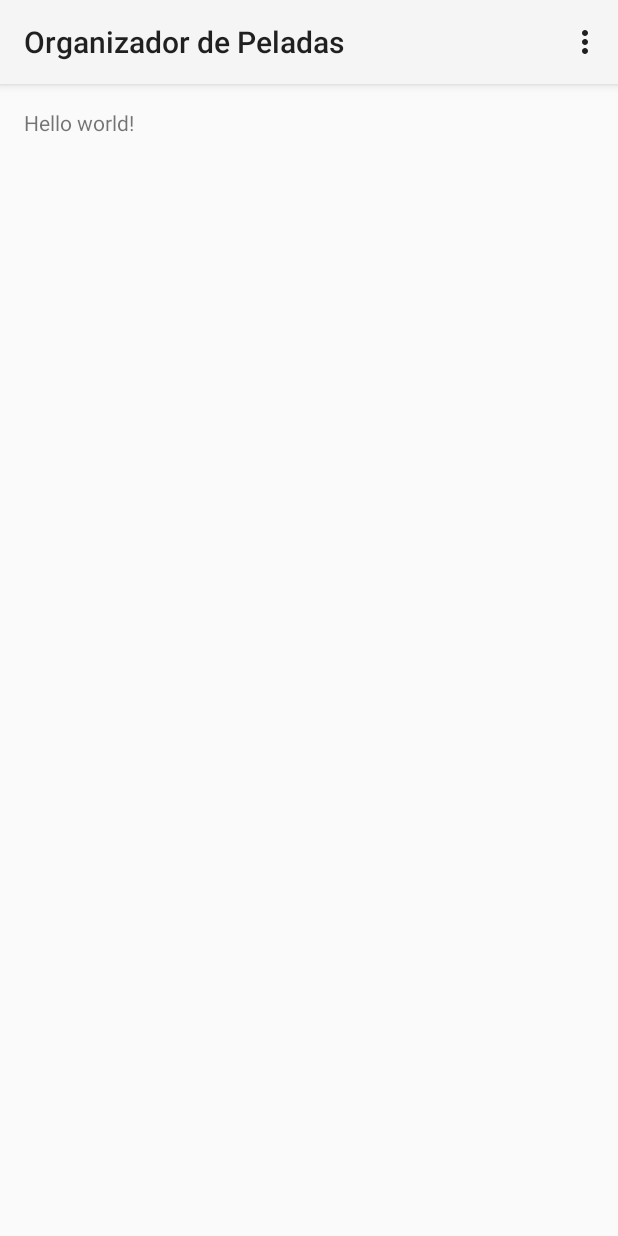
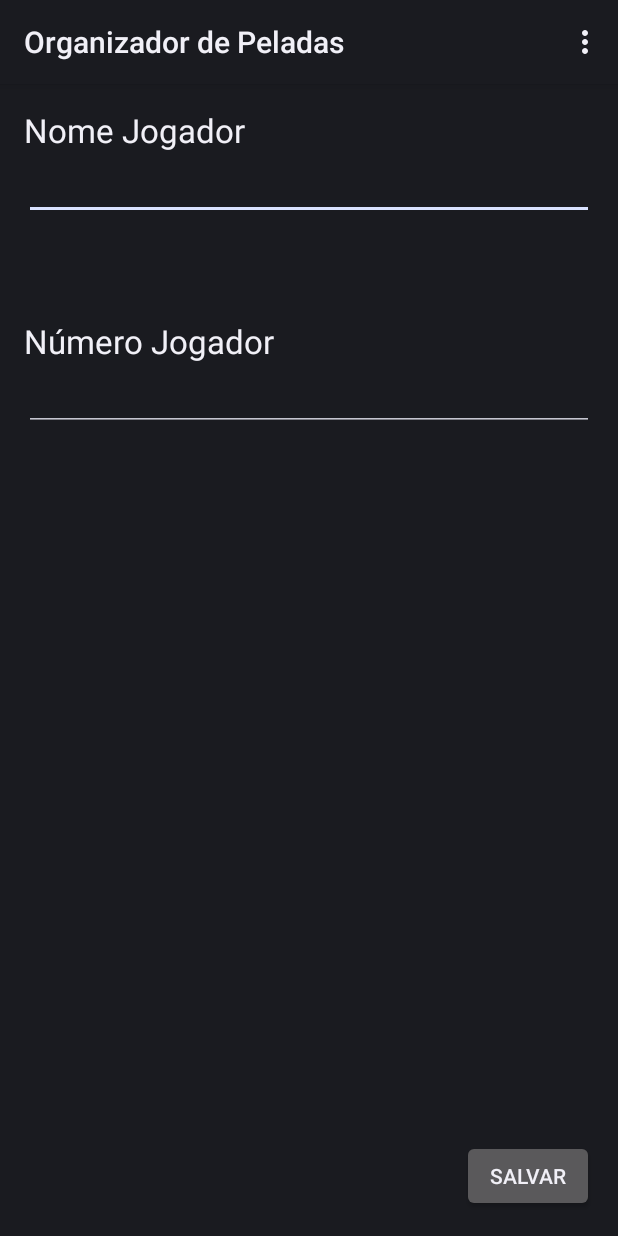
Before and after one commit to tuliomamute/OrganizadorDePeladas, an Android app: the screen it shows after launch (HomeActivity before the commit, InsertPlayerActivity after it), on a phone screen of 412 x 824 dp. Run offline under Robolectric (Android 15) with nearby library versions, the phone set to English and light mode, and no system bars.

Commit message:
Home Screen creation and edition of Insert Player Screen

```diff
--- a/OrganizadorDePeladas/app/src/main/AndroidManifest.xml
+++ b/OrganizadorDePeladas/app/src/main/AndroidManifest.xml
@@ -1,21 +1,22 @@
 <?xml version="1.0" encoding="utf-8"?>
+
 <manifest xmlns:android="http://schemas.android.com/apk/res/android"
-    package="com.android.tuliorezende.organizadordepeladas" >
+    package="com.android.tuliorezende.organizadordepeladas">
 
-    <application
-        android:allowBackup="true"
-        android:icon="@mipmap/ic_launcher"
-        android:label="@string/app_name"
-        android:theme="@style/AppTheme" >
+    <application>
         <activity
-            android:name=".HomeActivity"
-            android:label="@string/app_name" >
+            android:name="com.android.tuliorezende.organizadordepeladas.HomeActivity"
+            android:label="@string/app_name">
+        </activity>
+        <activity
+            android:name="com.android.tuliorezende.organizadordepeladas.InsertPlayerActivity"
+            android:label="@string/app_name">
             <intent-filter>
                 <action android:name="android.intent.action.MAIN" />
-
                 <category android:name="android.intent.category.LAUNCHER" />
             </intent-filter>
         </activity>
+
     </application>
 
 </manifest>
--- /dev/null
+++ b/OrganizadorDePeladas/app/src/main/java/com/android/tuliorezende/organizadordepeladas/InsertPlayerActivity.java
@@ -0,0 +1,37 @@
+package com.android.tuliorezende.organizadordepeladas;
+
+import android.app.Activity;
+import android.os.Bundle;
+import android.view.Menu;
+import android.view.MenuItem;
+
+public class InsertPlayerActivity extends Activity {
+
+    @Override
+    protected void onCreate(Bundle savedInstanceState) {
+        super.onCreate(savedInstanceState);
+        setContentView(R.layout.activity_insert_player);
+    }
+
+    @Override
+    public boolean onCreateOptionsMenu(Menu menu) {
+        // Inflate the menu; this adds items to the action bar if it is present.
+        getMenuInflater().inflate(R.menu.menu_home, menu);
+        return true;
+    }
+
+    @Override
+    public boolean onOptionsItemSelected(MenuItem item) {
+        // Handle action bar item clicks here. The action bar will
+        // automatically handle clicks on the Home/Up button, so long
+        // as you specify a parent activity in AndroidManifest.xml.
+        int id = item.getItemId();
+
+        //noinspection SimplifiableIfStatement
+        if (id == R.id.action_settings) {
+            return true;
+        }
+
+        return super.onOptionsItemSelected(item);
+    }
+}
--- a/OrganizadorDePeladas/app/src/main/res/layout/activity_home.xml
+++ b/OrganizadorDePeladas/app/src/main/res/layout/activity_home.xml
@@ -3,9 +3,7 @@
     android:layout_height="match_parent" android:paddingLeft="@dimen/activity_horizontal_margin"
     android:paddingRight="@dimen/activity_horizontal_margin"
     android:paddingTop="@dimen/activity_vertical_margin"
-    android:paddingBottom="@dimen/activity_vertical_margin" tools:context=".HomeActivity">
-
-    <TextView android:text="@string/hello_world" android:layout_width="wrap_content"
-        android:layout_height="wrap_content" />
+    android:paddingBottom="@dimen/activity_vertical_margin"
+    tools:context="com.android.tuliorezende.organizadordepeladas.HomeActivity">
 
 </RelativeLayout>
--- /dev/null
+++ b/OrganizadorDePeladas/app/src/main/res/layout/activity_insert_player.xml
@@ -0,0 +1,58 @@
+<RelativeLayout xmlns:android="http://schemas.android.com/apk/res/android"
+    xmlns:tools="http://schemas.android.com/tools" android:layout_width="match_parent"
+    android:layout_height="match_parent" android:paddingLeft="@dimen/activity_horizontal_margin"
+    android:paddingRight="@dimen/activity_horizontal_margin"
+    android:paddingTop="@dimen/activity_vertical_margin"
+    android:paddingBottom="@dimen/activity_vertical_margin" tools:context=".HomeActivity"
+    android:id="@+id/LayoutHome">
+
+    <TextView
+        android:layout_width="wrap_content"
+        android:layout_height="wrap_content"
+        android:textAppearance="?android:attr/textAppearanceLarge"
+        android:text="@string/player_name"
+        android:id="@+id/LblPlayerName"
+        android:layout_alignParentTop="true"
+        android:layout_alignParentStart="true"
+        android:layout_alignParentEnd="true" />
+
+    <EditText
+        android:layout_width="wrap_content"
+        android:layout_height="wrap_content"
+        android:inputType="textPersonName"
+        android:ems="10"
+        android:id="@+id/TxtPlayerName"
+        android:layout_below="@+id/LblPlayerName"
+        android:layout_alignParentStart="true"
+        android:layout_alignEnd="@+id/LblPlayerName" />
+
+    <TextView
+        android:layout_width="wrap_content"
+        android:layout_height="wrap_content"
+        android:textAppearance="?android:attr/textAppearanceLarge"
+        android:text="@string/player_number"
+        android:id="@+id/LblPlayerNumber"
+        android:layout_below="@+id/TxtPlayerName"
+        android:layout_alignParentStart="true"
+        android:layout_marginTop="66dp" />
+
+    <EditText
+        android:layout_width="wrap_content"
+        android:layout_height="wrap_content"
+        android:inputType="number"
+        android:ems="20"
+        android:id="@+id/TxtPlayerNumber"
+        android:layout_below="@+id/LblPlayerNumber"
+        android:layout_alignParentStart="true"
+        android:layout_alignEnd="@+id/TxtPlayerName"
+        android:enabled="true" />
+
+    <Button
+        android:layout_width="wrap_content"
+        android:layout_height="wrap_content"
+        android:text="@string/button_insert"
+        android:id="@+id/BtnInsert"
+        android:layout_alignParentBottom="true"
+        android:layout_alignEnd="@+id/TxtPlayerNumber" />
+
+</RelativeLayout>
--- a/OrganizadorDePeladas/app/src/main/res/menu/menu_home.xml
+++ b/OrganizadorDePeladas/app/src/main/res/menu/menu_home.xml
@@ -1,5 +1,6 @@
 <menu xmlns:android="http://schemas.android.com/apk/res/android"
-    xmlns:tools="http://schemas.android.com/tools" tools:context=".HomeActivity">
+    xmlns:tools="http://schemas.android.com/tools"
+    tools:context="com.android.tuliorezende.organizadordepeladas.HomeActivity">
     <item android:id="@+id/action_settings" android:title="@string/action_settings"
         android:orderInCategory="100" android:showAsAction="never" />
 </menu>
--- a/OrganizadorDePeladas/app/src/main/res/values-v21/styles.xml
+++ b/OrganizadorDePeladas/app/src/main/res/values-v21/styles.xml
@@ -1,5 +1,5 @@
 <?xml version="1.0" encoding="utf-8"?>
 <resources>
-    <style name="AppTheme" parent="android:Theme.Material.Light">
+    <style name="AppTheme" parent="android:Theme.Material">
     </style>
 </resources>
--- a/OrganizadorDePeladas/app/src/main/res/values/strings.xml
+++ b/OrganizadorDePeladas/app/src/main/res/values/strings.xml
@@ -1,6 +1,10 @@
 <resources>
     <string name="app_name">Organizador de Peladas</string>
 
+    <string name="player_name">Nome Jogador</string>
+    <string name="player_number">Número Jogador</string>
+    <string name="button_insert">Salvar</string>
+    <string name="action_settings">Settings</string>
+
     <string name="hello_world">Hello world!</string>
-    <string name="action_settings">Settings</string>
 </resources>
--- a/OrganizadorDePeladas/app/src/main/res/values/styles.xml
+++ b/OrganizadorDePeladas/app/src/main/res/values/styles.xml
@@ -1,8 +1,7 @@
 <resources>
 
-    <!-- Base application theme. -->
-    <style name="AppTheme" parent="android:Theme.Holo.Light.DarkActionBar">
-        <!-- Customize your theme here. -->
+    <!--    <style name="AppTheme" parent="android:Theme.Holo.Light.DarkActionBar">
+        </style>-->
+    <style name="AppTheme" parent="android:Theme.Material">
     </style>
-
 </resources>
```
Also changed, not shown: 1 other file.
